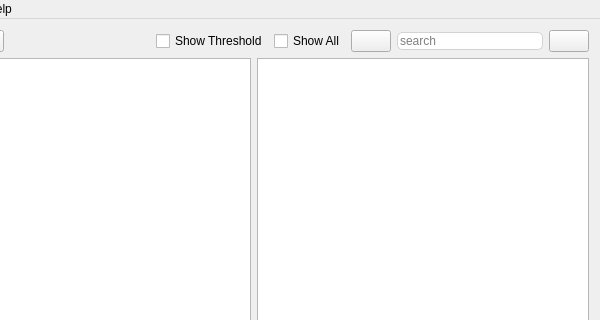
First picture: the form in mainwindow.ui, repository shawnaxsom/inizio, before the edit; both pictures show x 93 to 693 and y 0 to 320 of the 693 by 420 pixel window.
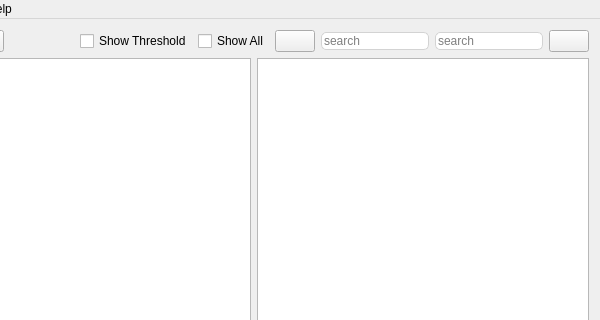
Second picture: the form after the edit.

Commit message: Created separate 'context' search box for preserving search term that isn't cleared like the main search box when pressing escape

The edit to the form file:
```diff
--- a/mainwindow.ui
+++ b/mainwindow.ui
@@ -86,6 +86,33 @@
         </property>
        </widget>
       </item>
+      <item>
+       <widget class="QLineEdit" name="lineEdit_3">
+        <property name="minimumSize">
+         <size>
+          <width>0</width>
+          <height>0</height>
+         </size>
+        </property>
+        <property name="baseSize">
+         <size>
+          <width>100</width>
+          <height>0</height>
+         </size>
+        </property>
+        <property name="styleSheet">
+         <string notr="true">border: 1px solid lightgray;
+border-radius: 5px;
+</string>
+        </property>
+        <property name="placeholderText">
+         <string>search</string>
+        </property>
+        <property name="clearButtonEnabled">
+         <bool>true</bool>
+        </property>
+       </widget>
+      </item>
       <item>
        <widget class="QLineEdit" name="lineEdit_2">
         <property name="minimumSize">
```
Left out of the diff: 1 changed line with no effect on the pictures. The commit also changes 2 other files.
